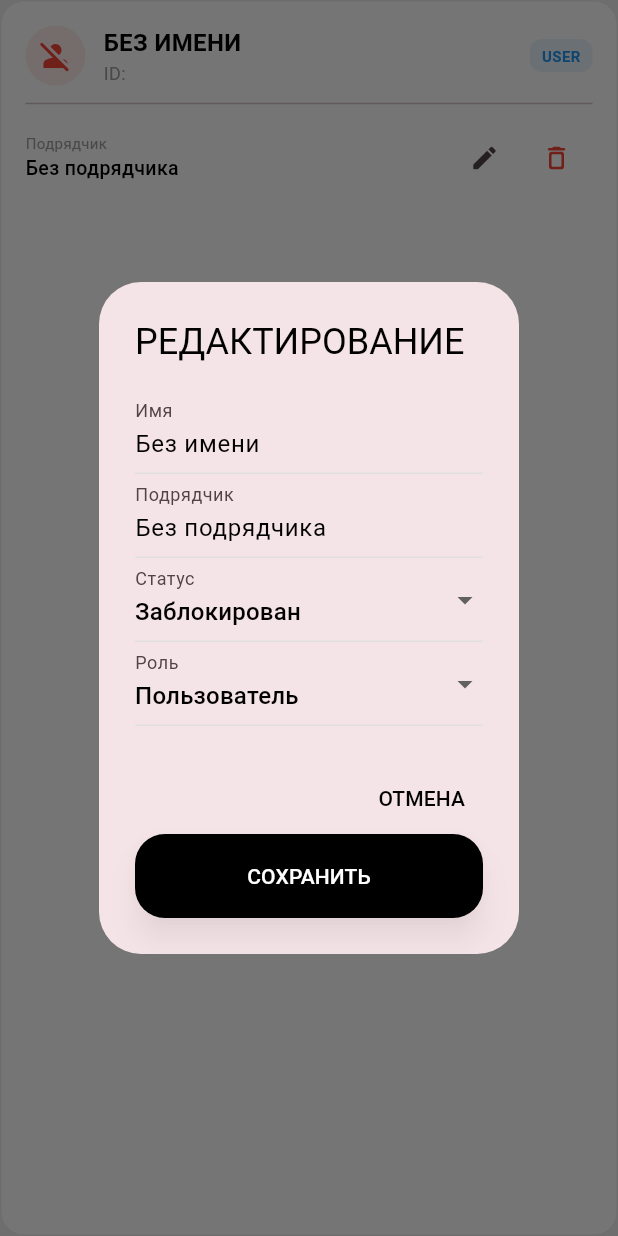
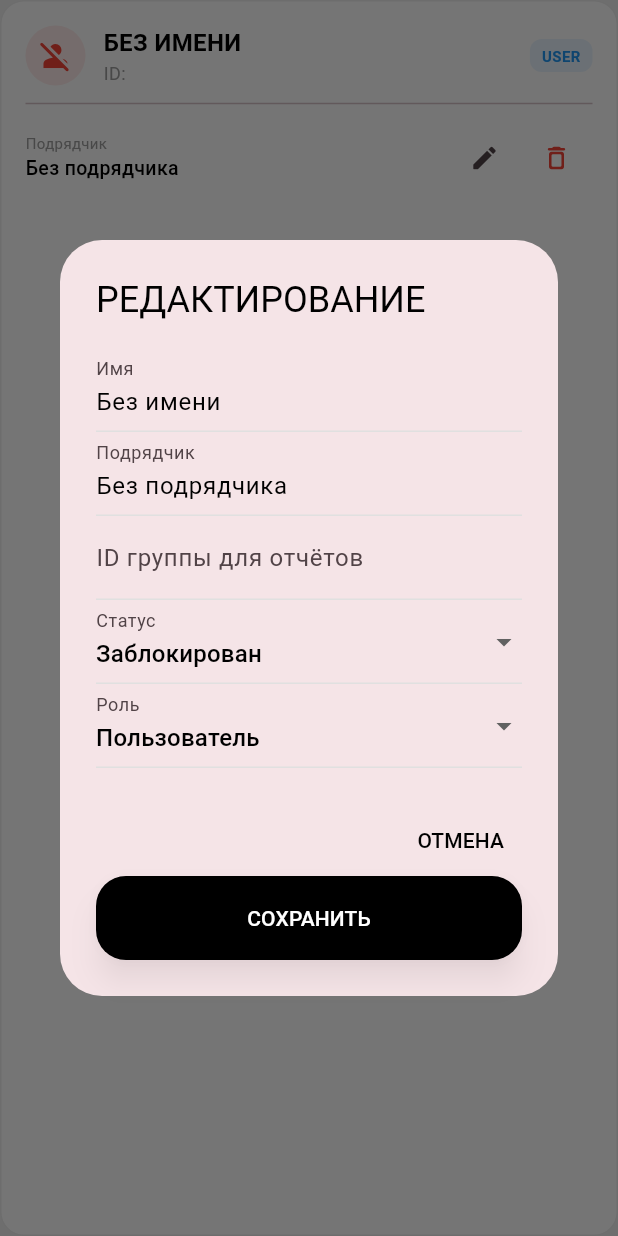
Before and after one commit to dimnok/tg-report-app, a Flutter app: the _UserCard widget shown alone on an empty page, opened directly with empty values, after a tap on the "edit" icon, on a phone screen of 412 x 824 dp. Run offline on Flutter 3.47's test engine with Material 3 defaults, Android fonts, the phone set to English and light mode, and no system bars; our stand-ins replace flutter_riverpod, freezed_annotation, supabase_flutter; missing offline and left inert: dart:js_interop, excel; accounts and stored records are empty; network calls fail.

Commit message:
feat: маршрутизация отчётов по группам (group_chat_id на пользователя)
- UserModel: добавлено поле groupChatId
- Админка: поле ID группы при добавлении/редактировании
- GAS: getUserGroupChatId, отправка в группу пользователя или fallback
- Документация: GAS_GROUP_ROUTING.md, gas/Code.gs

Made-with: Cursor

```diff
--- a/lib/src/domain/models/user_model.dart
+++ b/lib/src/domain/models/user_model.dart
@@ -1,4 +1,5 @@
 import 'package:freezed_annotation/freezed_annotation.dart';
+import 'package:json_annotation/json_annotation.dart';
 
 part 'user_model.freezed.dart';
 part 'user_model.g.dart';
@@ -11,6 +12,9 @@ abstract class UserModel with _$UserModel {
     @Default('blocked') String status,
     @Default('Без подрядчика') String contractor,
     @Default('user') String role,
+    /// ID Telegram-группы для отчётов пользователя (например -1001234567890).
+    /// Если пусто — используется группа по умолчанию (fallback).
+    @JsonKey(name: 'group_chat_id') @Default('') String groupChatId,
   }) = _UserModel;
 
   factory UserModel.fromJson(Map<String, dynamic> json) =>
--- a/lib/src/presentation/screens/admin_screen.dart
+++ b/lib/src/presentation/screens/admin_screen.dart
@@ -63,6 +63,7 @@ class AdminScreen extends ConsumerWidget {
     final idController = TextEditingController();
     final nameController = TextEditingController();
     final contractorController = TextEditingController();
+    final groupChatIdController = TextEditingController();
     String selectedStatus = 'authorized';
     String selectedRole = 'user';
 
@@ -87,6 +88,14 @@ class AdminScreen extends ConsumerWidget {
                 TextField(
                   controller: contractorController,
                   decoration: const InputDecoration(labelText: 'Подрядчик'),
+                ),
+                TextField(
+                  controller: groupChatIdController,
+                  decoration: const InputDecoration(
+                    labelText: 'ID группы для отчётов',
+                    hintText: '-1001234567890 (пусто = группа по умолчанию)',
+                  ),
+                  keyboardType: const TextInputType.numberWithOptions(signed: true),
                 ),
                 DropdownButtonFormField<String>(
                   initialValue: selectedStatus,
@@ -136,6 +145,7 @@ class AdminScreen extends ConsumerWidget {
                         contractor: contractorController.text,
                         status: selectedStatus,
                         role: selectedRole,
+                        groupChatId: groupChatIdController.text.trim(),
                       ),
                     );
                 ref.invalidate(allUsersProvider);
@@ -208,6 +218,14 @@ class _UserCard extends ConsumerWidget {
             ],
           ),
           const Divider(height: 24),
+          if (user.groupChatId.isNotEmpty)
+            Padding(
+              padding: const EdgeInsets.only(bottom: 8),
+              child: _InfoChip(
+                label: 'Группа для отчётов',
+                value: user.groupChatId,
+              ),
+            ),
           Row(
             children: [
               _InfoChip(label: 'Подрядчик', value: user.contractor),
@@ -234,6 +252,7 @@ class _UserCard extends ConsumerWidget {
   void _showEditDialog(BuildContext context, WidgetRef ref) {
     final nameController = TextEditingController(text: user.name);
     final contractorController = TextEditingController(text: user.contractor);
+    final groupChatIdController = TextEditingController(text: user.groupChatId);
     String selectedStatus = user.status;
     String selectedRole = user.role;
 
@@ -253,6 +272,14 @@ class _UserCard extends ConsumerWidget {
                 TextField(
                   controller: contractorController,
                   decoration: const InputDecoration(labelText: 'Подрядчик'),
+                ),
+                TextField(
+                  controller: groupChatIdController,
+                  decoration: const InputDecoration(
+                    labelText: 'ID группы для отчётов',
+                    hintText: '-1001234567890 (пусто = группа по умолчанию)',
+                  ),
+                  keyboardType: const TextInputType.numberWithOptions(signed: true),
                 ),
                 DropdownButtonFormField<String>(
                   initialValue: selectedStatus,
@@ -302,6 +329,7 @@ class _UserCard extends ConsumerWidget {
                         'contractor': contractorController.text,
                         'status': selectedStatus,
                         'role': selectedRole,
+                        'group_chat_id': groupChatIdController.text.trim(),
                       },
                     );
                 ref.invalidate(allUsersProvider);
```
Also changed, not shown: lib/src/domain/models/user_model.freezed.dart, lib/src/domain/models/user_model.g.dart, 4 other files.
